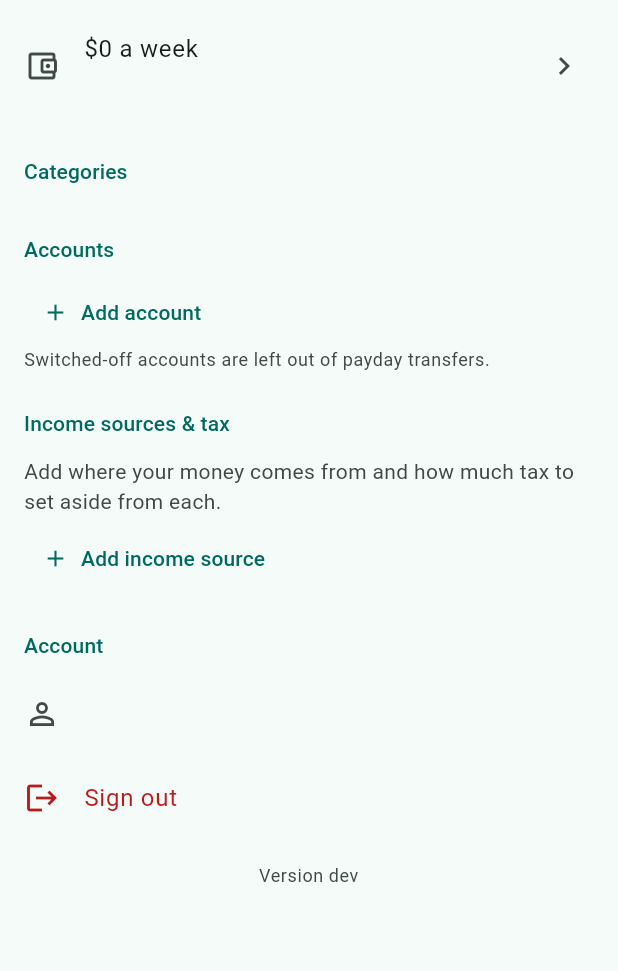
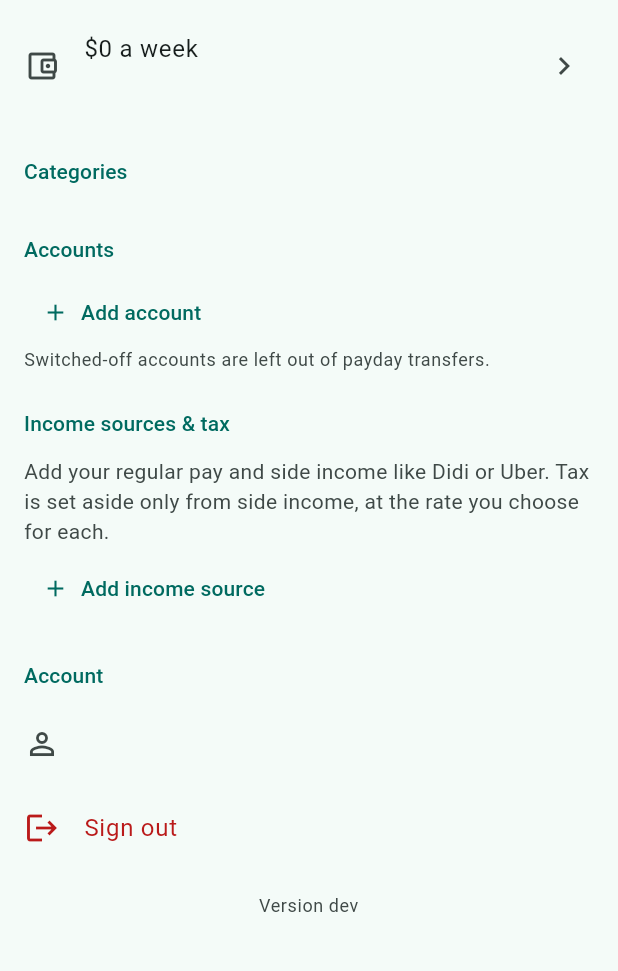
Before and after one commit to yogiElmo/yogender-budget-tracker, a Flutter app: the SettingsScreen screen opened directly with empty values, on a phone screen of 412 x 824 dp, the part 150-1121 px from its top. Run offline on Flutter 3.47's test engine with Material 3 defaults, Android fonts, the phone set to English and light mode, and no system bars; our stand-ins replace supabase_flutter, web; accounts and stored records are empty; network calls fail.

Commit message:
Set tax aside only from side income
Regular pay funds the weekly budget and never has tax taken; only
sources marked as side income (Didi, Uber) use a tax rate, and the rate
field only appears for them. The income screen splits pay from side
income and shows tax saved this financial year (from 1 July).

Co-Authored-By: Claude Opus 5.5 <noreply@anthropic.com>
Claude-Session: https://claude.ai/code/session_0151pk2N8XmQxB11UYMTMbw3

```diff
--- a/lib/data/repo.dart
+++ b/lib/data/repo.dart
@@ -97,6 +97,11 @@ class IncomeSource {
   final double taxRatePercent;
   final bool isSideIncome;
   IncomeSource(this.id, this.name, this.taxRatePercent, this.isSideIncome);
+
+  /// Tax is only set aside from side income (Didi, Uber…). Regular pay, which
+  /// funds the weekly budget, never has tax taken here.
+  int taxFor(int amountCents) =>
+      isSideIncome ? (amountCents * taxRatePercent / 100).round() : 0;
 }
 
 class Income {
@@ -117,9 +122,16 @@ class IncomeWeek {
   final List<Income> income;
   final int movedToJarsCents; // residual already put into jars this week
   final List<(String, String)> jars; // (id, name)
+  final int fyTaxCents; // tax set aside since 1 July
   IncomeWeek(this.weekStart, this.weeklyBudgetCents, this.sources, this.income,
-      this.movedToJarsCents, this.jars);
+      this.movedToJarsCents, this.jars,
+      {this.fyTaxCents = 0});
 
+  Set<String> get _sideIds => {for (final s in sources) if (s.isSideIncome) s.id};
+  int get payCents =>
+      income.where((i) => !_sideIds.contains(i.sourceId)).fold(0, (s, i) => s + i.amountCents);
+  int get sideCents =>
+      income.where((i) => _sideIds.contains(i.sourceId)).fold(0, (s, i) => s + i.amountCents);
   int get grossCents => income.fold(0, (s, i) => s + i.amountCents);
   int get taxCents => income.fold(0, (s, i) => s + i.taxCents);
   int get netCents => grossCents - taxCents;
@@ -692,7 +704,11 @@ class Repo {
 
   static Future<void> saveIncomeSource(
       {String? id, required String name, required double taxRate, required bool isSide}) {
-    final data = {'name': name.trim(), 'tax_rate_percent': taxRate, 'is_side_income': isSide};
+    final data = {
+      'name': name.trim(),
+      'tax_rate_percent': isSide ? taxRate : 0,
+      'is_side_income': isSide,
+    };
     return id == null
         ? _db.from('income_source').insert(data)
         : _db.from('income_source').update(data).eq('id', id);
@@ -735,6 +751,12 @@ class Repo {
           .eq('archived', false)
           .order('created_at')
           .order('name'),
+      _db
+          .from('income')
+          .select('tax_set_aside_cents')
+          .isFilter('deleted_at', null)
+          .gte('received_on', isoDate(financialYearStart(anyDay)))
+          .gt('tax_set_aside_cents', 0),
     ]);
     return IncomeWeek(
       ws,
@@ -757,6 +779,7 @@ class Repo {
       ],
       results[2].fold(0, (s, r) => s + (r['amount_cents'] as int)),
       [for (final j in results[3]) (j['id'] as String, j['name'] as String)],
+      fyTaxCents: results[4].fold(0, (s, r) => s + (r['tax_set_aside_cents'] as int)),
     );
   }
 
@@ -785,7 +808,11 @@ class Repo {
       {required String name, required double taxRate, required bool isSide}) async {
     final r = await _db
         .from('income_source')
-        .insert({'name': name.trim(), 'tax_rate_percent': taxRate, 'is_side_income': isSide})
+        .insert({
+          'name': name.trim(),
+          'tax_rate_percent': isSide ? taxRate : 0,
+          'is_side_income': isSide,
+        })
         .select('id, name, tax_rate_percent, is_side_income')
         .single();
     return IncomeSource(r['id'] as String, r['name'] as String,
--- a/lib/screens/settings.dart
+++ b/lib/screens/settings.dart
@@ -291,17 +291,17 @@ class _SettingsScreenState extends State<SettingsScreen> {
           Padding(
             padding: const EdgeInsets.symmetric(horizontal: 16, vertical: 4),
             child: Text(
-                'Add where your money comes from and how much tax to set aside from each.',
+                'Add your regular pay and side income like Didi or Uber. Tax is set aside '
+                'only from side income, at the rate you choose for each.',
                 style: theme.textTheme.bodyMedium?.copyWith(color: scheme.onSurfaceVariant)),
           ),
         for (final src in d.incomeSources)
           ListTile(
             leading: const Icon(Icons.payments_outlined),
             title: Text(src.name),
-            subtitle: Text([
-              'Set aside ${_pct(src.taxRatePercent)} for tax',
-              if (src.isSideIncome) 'Side income',
-            ].join(' · ')),
+            subtitle: Text(src.isSideIncome
+                ? 'Side income · set aside ${_pct(src.taxRatePercent)} for tax'
+                : 'Regular pay · no tax set aside'),
             trailing: IconButton(
               tooltip: 'Remove',
               icon: const Icon(Icons.delete_outline),
@@ -597,7 +597,7 @@ class _IncomeDialogState extends State<_IncomeDialog> {
   void _submit() {
     final name = _name.text.trim();
     final rateText = _rate.text.trim();
-    final rate = rateText.isEmpty ? 0.0 : double.tryParse(rateText);
+    final rate = !_side || rateText.isEmpty ? 0.0 : double.tryParse(rateText);
     if (name.isEmpty) return setState(() => _error = 'Give it a name');
     if (rate == null || rate < 0 || rate > 100) {
       return setState(() => _error = 'Tax rate must be between 0 and 100');
@@ -619,20 +619,21 @@ class _IncomeDialogState extends State<_IncomeDialog> {
               textCapitalization: TextCapitalization.words,
               decoration: const InputDecoration(labelText: 'Name', hintText: 'e.g. Uber driving'),
             ),
-            TextField(
-              controller: _rate,
-              keyboardType: const TextInputType.numberWithOptions(decimal: true),
-              inputFormatters: [FilteringTextInputFormatter.allow(RegExp(r'[0-9.]'))],
-              decoration: const InputDecoration(
-                  labelText: 'Set aside for tax', suffixText: '%', hintText: '0'),
-            ),
-            const SizedBox(height: 8),
             SwitchListTile(
               contentPadding: EdgeInsets.zero,
               title: const Text('Side income'),
+              subtitle: const Text('Didi, Uber and similar — tax gets set aside'),
               value: _side,
               onChanged: (v) => setState(() => _side = v),
             ),
+            if (_side)
+              TextField(
+                controller: _rate,
+                keyboardType: const TextInputType.numberWithOptions(decimal: true),
+                inputFormatters: [FilteringTextInputFormatter.allow(RegExp(r'[0-9.]'))],
+                decoration: const InputDecoration(
+                    labelText: 'Set aside for tax', suffixText: '%', hintText: 'e.g. 25'),
+              ),
             if (_error != null)
               Text(_error!, style: TextStyle(color: Theme.of(context).colorScheme.error)),
           ],
--- a/lib/util/format.dart
+++ b/lib/util/format.dart
@@ -50,3 +50,7 @@ String friendlyDate(DateTime d) {
 
 String shortRange(DateTime start, DateTime end) =>
     '${start.day} ${_monthShort[start.month - 1]} – ${end.day} ${_monthShort[end.month - 1]}';
+
+/// Australian financial year start (1 July) for the year containing [d].
+DateTime financialYearStart(DateTime d) =>
+    d.month >= 7 ? DateTime(d.year, 7, 1) : DateTime(d.year - 1, 7, 1);
```
Also changed, not shown: lib/screens/income.dart (+100 -42 lines), 1 other file.
